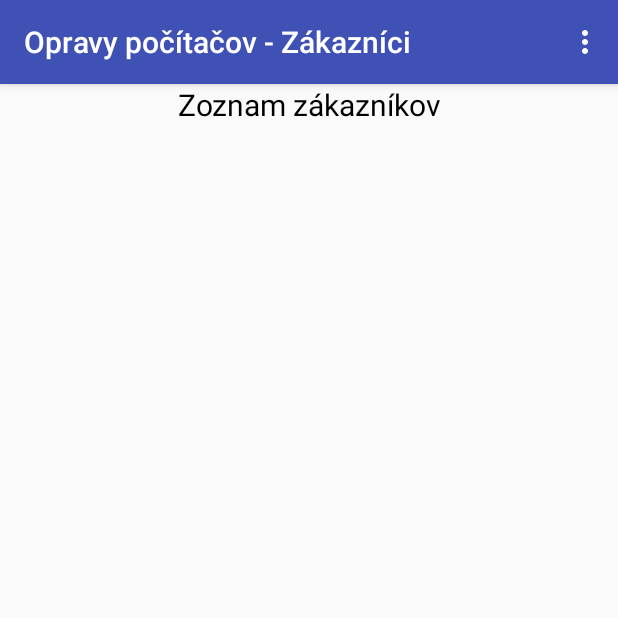
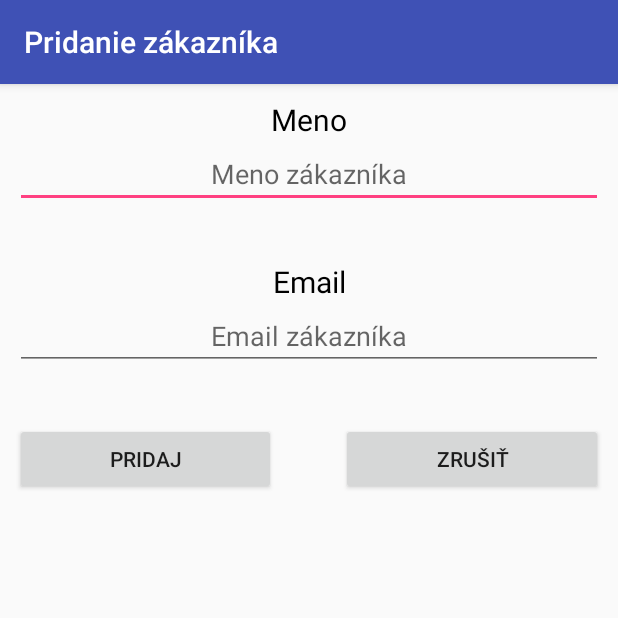
Before and after one commit to Cryth/OpravyPCAndroid, an Android app: the screen it shows after launch (MainActivity before the commit, pridajCustomer after it), in the options menu, after a tap on "Pridaj zákazníka", on a phone screen of 412 x 824 dp, the top half of it. Run offline under Robolectric (Android 15) with nearby library versions, the phone set to English and light mode, and no system bars.

Commit message:
pridanie mazacich metod do dbHelper pridanie longclicklistenera a mazania, pridavanie novych customerov do MA pridanie novej activity na pridavanie

```diff
--- a/app/src/main/AndroidManifest.xml
+++ b/app/src/main/AndroidManifest.xml
@@ -16,7 +16,8 @@
                 <category android:name="android.intent.category.LAUNCHER" />
             </intent-filter>
         </activity>
-        <activity android:name=".computersActivity"></activity>
+        <activity android:name=".computersActivity" />
+        <activity android:name=".pridajCustomer"></activity>
     </application>
 
 </manifest>
--- /dev/null
+++ b/app/src/main/java/com/example/splat/tarika_opravypc/pridajCustomer.java
@@ -0,0 +1,37 @@
+package com.example.splat.tarika_opravypc;
+
+import android.content.Intent;
+import android.support.v7.app.AppCompatActivity;
+import android.os.Bundle;
+import android.text.TextUtils;
+import android.view.View;
+import android.widget.EditText;
+import android.widget.Toast;
+
+public class pridajCustomer extends AppCompatActivity {
+
+    @Override
+    protected void onCreate(Bundle savedInstanceState) {
+        super.onCreate(savedInstanceState);
+        setContentView(R.layout.activity_pridaj_customer);
+        setTitle("Pridanie zákazníka");
+    }
+
+    public void pridanie(View view) {
+        EditText meno = findViewById(R.id.menoEnter);
+        EditText email = findViewById(R.id.emailEnter);
+        if(TextUtils.isEmpty(meno.getText()) || TextUtils.isEmpty(email.getText())){
+            Toast.makeText(this, "Zadajte všetky údaje!", Toast.LENGTH_SHORT).show();
+        }else{
+            Intent intent = new Intent();
+            intent.putExtra("meno", meno.getText().toString());
+            intent.putExtra("email", email.getText().toString());
+            setResult(RESULT_OK, intent);
+            finish();
+        }
+    }
+
+    public void zrusenie(View view) {
+        finish();
+    }
+}
--- /dev/null
+++ b/app/src/main/res/layout/activity_pridaj_customer.xml
@@ -0,0 +1,92 @@
+<?xml version="1.0" encoding="utf-8"?>
+<LinearLayout xmlns:android="http://schemas.android.com/apk/res/android"
+    xmlns:app="http://schemas.android.com/apk/res-auto"
+    xmlns:tools="http://schemas.android.com/tools"
+    android:layout_width="match_parent"
+    android:layout_height="match_parent"
+    android:orientation="vertical"
+    android:layout_gravity="center_horizontal"
+    android:layout_margin="10dp"
+    tools:context="com.example.splat.tarika_opravypc.pridajCustomer">
+
+    <TextView
+        android:id="@+id/menoHead"
+        android:layout_width="match_parent"
+        android:layout_height="wrap_content"
+        android:text="Meno"
+        android:textColor="@android:color/black"
+        android:textSize="20sp"
+        android:textAlignment="center"/>
+
+    <EditText
+        android:id="@+id/menoEnter"
+        android:layout_width="match_parent"
+        android:layout_height="wrap_content"
+        android:ems="10"
+        android:textSize="18sp"
+        android:inputType="textPersonName"
+        android:textAlignment="center"
+        android:hint="Meno zákazníka"
+        />
+
+    <Space
+        android:layout_width="match_parent"
+        android:layout_height="35dp"
+        />
+
+    <TextView
+        android:id="@+id/emailHead"
+        android:layout_width="match_parent"
+        android:layout_height="wrap_content"
+        android:text="Email"
+        android:textSize="20sp"
+        android:textAlignment="center"
+        android:textColor="@android:color/black"
+        />
+
+
+    <EditText
+        android:id="@+id/emailEnter"
+        android:layout_width="match_parent"
+        android:layout_height="wrap_content"
+        android:ems="10"
+        android:hint="Email zákazníka"
+        android:inputType="textEmailAddress"
+        android:textAlignment="center"
+        android:textColor="@android:color/black"
+        android:textSize="18sp"
+        />
+
+    <Space
+        android:layout_width="match_parent"
+        android:layout_height="35dp"
+        />
+
+    <LinearLayout
+        android:layout_width="match_parent"
+        android:layout_height="match_parent"
+        android:orientation="horizontal">
+
+        <Button
+            android:id="@+id/pridanie"
+            android:layout_width="wrap_content"
+            android:layout_height="wrap_content"
+            android:layout_weight="1"
+            android:text="pridaj"
+            android:onClick="pridanie"/>
+
+        <Space
+            android:layout_width="wrap_content"
+            android:layout_height="wrap_content"
+            android:layout_weight="0.5" />
+
+        <Button
+            android:id="@+id/zrusenie"
+            android:layout_width="wrap_content"
+            android:layout_height="wrap_content"
+            android:layout_weight="1"
+            android:text="Zrušiť"
+            android:onClick="zrusenie"/>
+    </LinearLayout>
+
+</LinearLayout>
```
Also changed, not shown: app/src/main/java/com/example/splat/tarika_opravypc/DBHelper.java (+15 -0 lines), app/src/main/java/com/example/splat/tarika_opravypc/MainActivity.java (+47 -2 lines).
